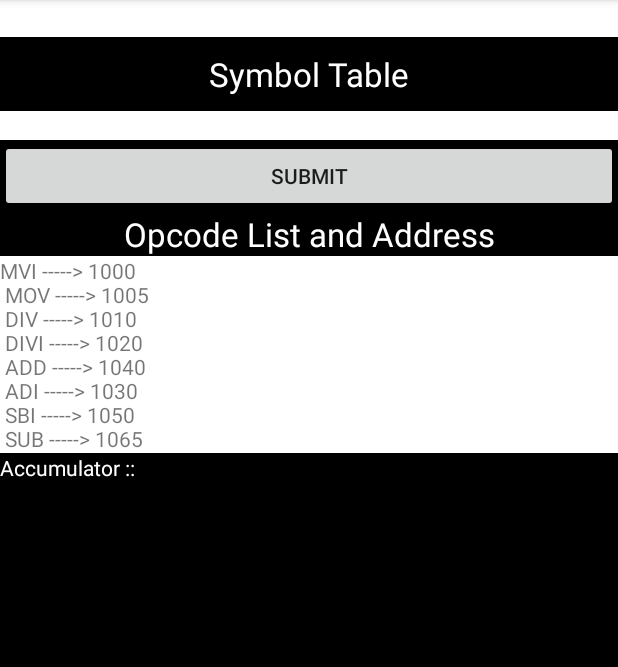
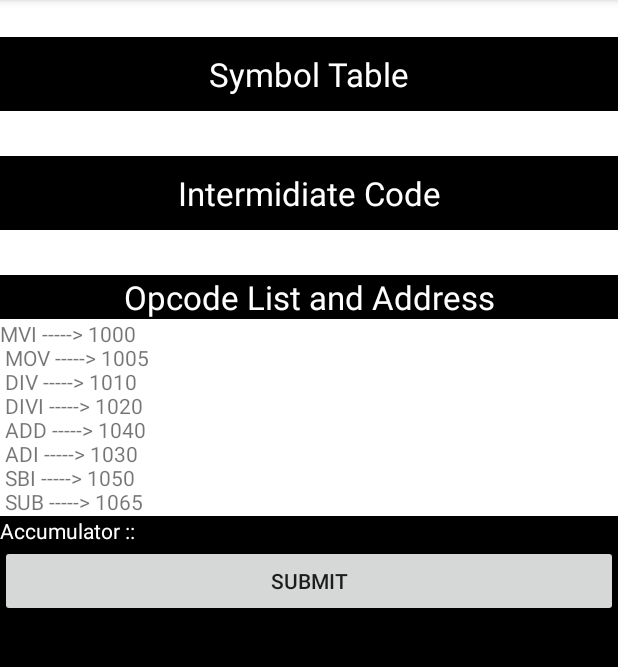
Before and after one commit to shubhamwert/AssemblerSimulationInAndroid, an Android app: the screen it shows after launch (MainActivity), on a phone screen of 412 x 824 dp, the part 84-751 px from its top. Run offline under Robolectric (Android 15) with nearby library versions, the phone set to English and light mode, and no system bars.

Commit message:
functionality done

```diff
--- a/app/build.gradle
+++ b/app/build.gradle
@@ -25,4 +25,7 @@ dependencies {
     testImplementation 'junit:junit:4.12'
     androidTestImplementation 'com.android.support.test:runner:1.0.2'
     androidTestImplementation 'com.android.support.test.espresso:espresso-core:3.0.2'
+    implementation 'org.jetbrains:annotations-java5:15.0'
+    implementation 'org.jetbrains:annotations-java5:15.0'
+    implementation 'org.jetbrains:annotations-java5:15.0'
 }
--- a/app/src/main/res/layout/activity_main.xml
+++ b/app/src/main/res/layout/activity_main.xml
@@ -12,11 +12,17 @@
     android:orientation="vertical"
     android:background="@android:color/background_dark">
     <EditText
+        android:focusedByDefault="true"
+
         android:layout_width="match_parent"
         android:layout_height="wrap_content"
         android:id="@+id/m_editor"
         android:background="@android:color/white"
-        />
+        android:layout_weight="1"/>
+
+
+
+
     <TextView
         android:textColor="@android:color/white"
         android:text="@string/symbol_table"
@@ -30,29 +36,28 @@
         android:layout_width="match_parent"
         android:layout_height="wrap_content"
         android:id="@+id/symbol_text"
+        android:padding="5dp"
+        android:gravity="center"
+
         android:background="@android:color/white"/>
-    <Button
+
+    <TextView
+        android:textColor="@android:color/white"
+        android:text="@string/intermidiate_code"
+        android:layout_margin="10dp"
         android:layout_width="match_parent"
         android:layout_height="wrap_content"
-        android:text="@string/submit"
-        android:onClick="submit"/>
+        android:textAppearance="@android:style/TextAppearance.Large"
 
+        android:textAlignment="center"/>
+    <TextView
+        android:gravity="center"
+        android:layout_width="match_parent"
+        android:layout_height="wrap_content"
+        android:id="@+id/intermidiate_text"
+        android:padding="5dp"
 
-
-
-
-
-
-
-
-
-
-
-
-
-
-
-
+        android:background="@android:color/white"/>
 
 
     <LinearLayout
@@ -80,5 +85,13 @@
         android:layout_height="wrap_content"
         android:text="Accumulator :: "
         android:textColor="@android:color/white" />
-    </LinearLayout></LinearLayout>
+    </LinearLayout>
+
+    <Button
+        android:layout_width="match_parent"
+        android:layout_height="wrap_content"
+        android:text="@string/submit"
+        android:onClick="submit"/>
+
+</LinearLayout>
 </ScrollView>
--- a/app/src/main/res/values/strings.xml
+++ b/app/src/main/res/values/strings.xml
@@ -5,7 +5,7 @@
     <string name="index">index</string>
     <string name="index_register_value">index register value</string>
     <string name="index_1">index 1</string>
-    <string name="symbol_table">Symbol Table</string>
     <string name="code_list">MVI -----> 1000 \n MOV -----> 1005 \n DIV -----> 1010 \n DIVI -----> 1020 \n ADD -----> 1040 \n  ADI -----> 1030 \n  SBI -----> 1050 \n  SUB -----> 1065</string>
     <string name="symbol_table">Symbol Table</string>
+    <string name="intermidiate_code">Intermidiate Code</string>
 </resources>
```
Also changed, not shown: app/src/main/java/com/stechapps/assemblerbyshubham/MainActivity.java (+37 -11 lines).
